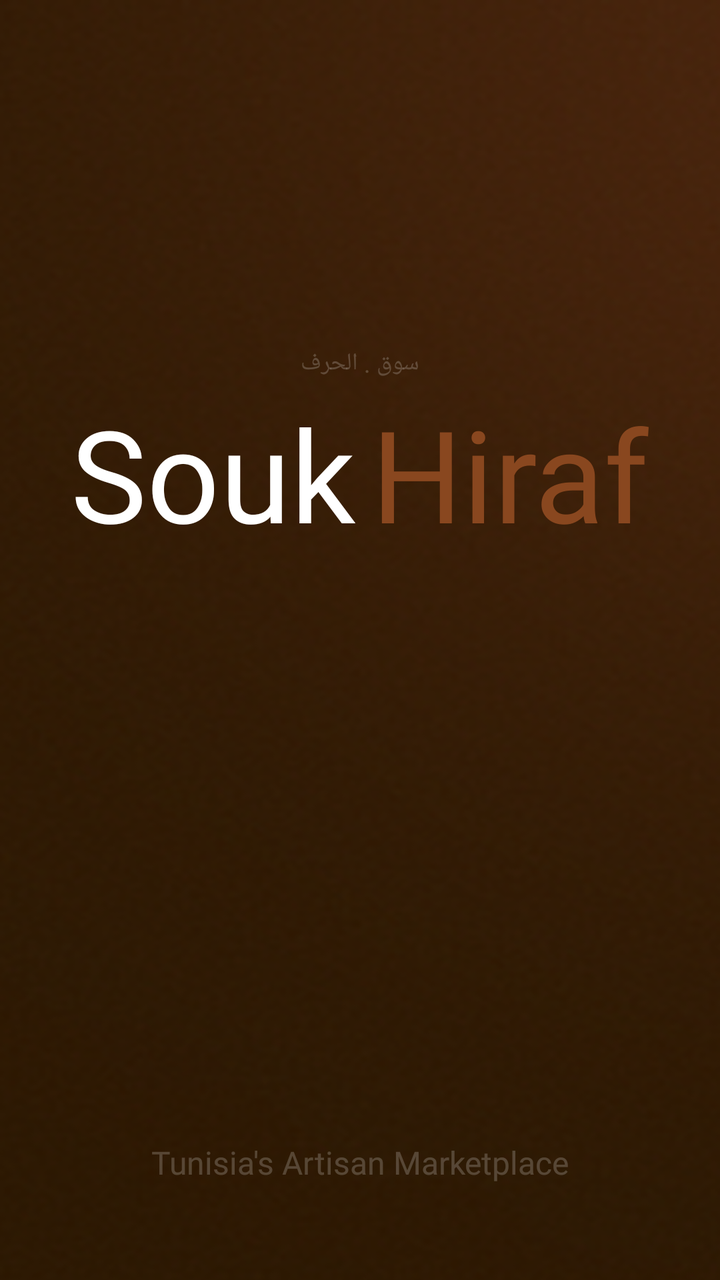
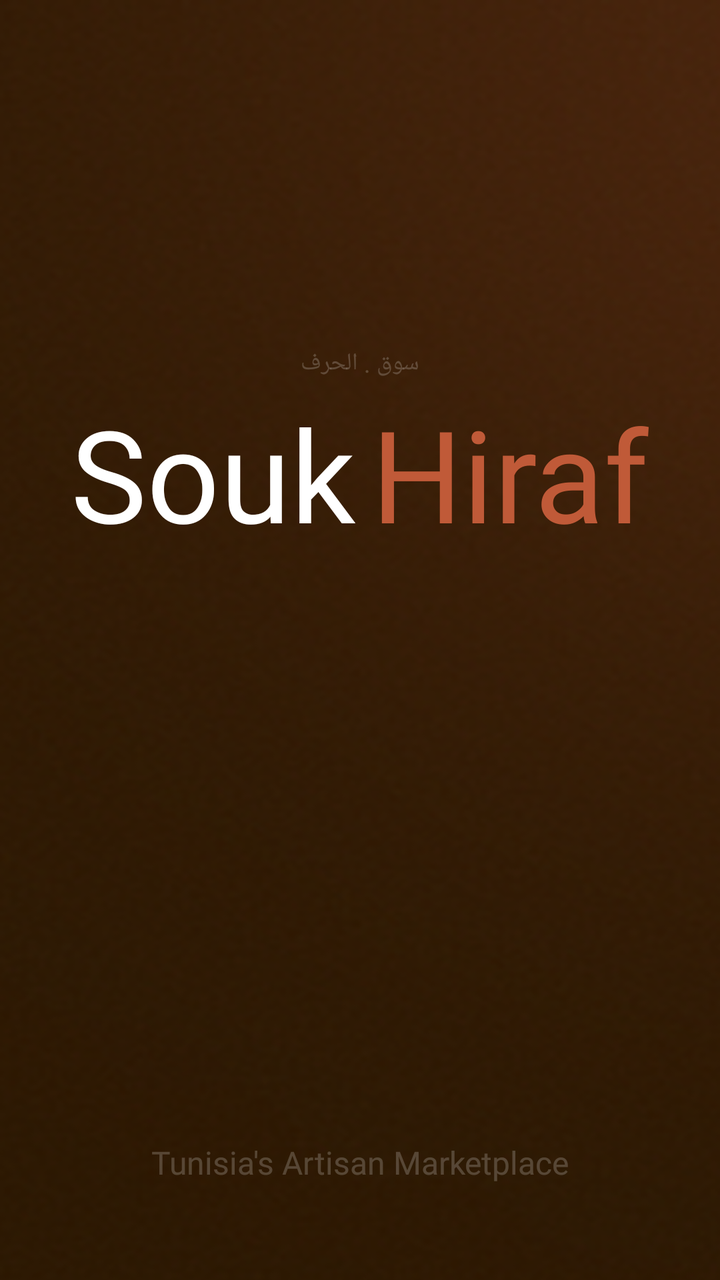

Compare the two renders of this Android layout. The source of the first and the diff that turns it into the second are given below.
<!-- AndroidManifest.xml: application theme Theme.MyApplication -->
<!-- res/layout/activity_loading_screen.xml -->
<?xml version="1.0" encoding="utf-8"?>
<androidx.constraintlayout.widget.ConstraintLayout xmlns:android="http://schemas.android.com/apk/res/android"
    xmlns:app="http://schemas.android.com/apk/res-auto"
    xmlns:tools="http://schemas.android.com/tools"
    android:id="@+id/main"
    android:layout_width="match_parent"
    android:layout_height="match_parent"
    tools:context=".LoadingScreen">

    <ImageView
        android:id="@+id/imageView3"
        android:layout_width="match_parent"
        android:layout_height="match_parent"
        android:background="@drawable/loading_background"
        android:contentDescription="@string/loadingbackground"
        android:scaleType="centerCrop"
        app:layout_constraintBottom_toBottomOf="parent"
        app:layout_constraintEnd_toEndOf="parent"
        app:layout_constraintStart_toStartOf="parent"
        app:layout_constraintTop_toTopOf="parent" />

    <androidx.constraintlayout.widget.Guideline
        android:id="@+id/guideline_vertical"
        android:layout_width="wrap_content"
        android:layout_height="wrap_content"
        android:orientation="vertical"
        app:layout_constraintGuide_percent="0.5" />

    <LinearLayout
        android:id="@+id/title_group"
        android:layout_width="wrap_content"
        android:layout_height="wrap_content"
        android:orientation="horizontal"
        android:gravity="center_vertical|center_horizontal"
        app:layout_constraintBottom_toBottomOf="parent"
        app:layout_constraintEnd_toEndOf="parent"
        app:layout_constraintStart_toStartOf="parent"
        app:layout_constraintTop_toTopOf="parent"
        app:layout_constraintVertical_bias="0.35">

        <TextView
            android:id="@+id/textView"
            android:layout_width="wrap_content"
            android:layout_height="wrap_content"
            android:layout_marginEnd="8dp"
            android:fontFamily="@font/cormorant_garamond_italic"
            android:text="@string/souk"
            android:textColor="@color/white"
            android:textSize="64sp" />

        <TextView
            android:id="@+id/textView2"
            android:layout_width="wrap_content"
            android:layout_height="wrap_content"
            android:fontFamily="@font/cormorant_garamond_italic"
            android:text="@string/hiraf"
            android:textColor="@color/secondary"
            android:textSize="64sp" />
    </LinearLayout>

    <TextView
        android:id="@+id/textView3"
        android:layout_width="wrap_content"
        android:layout_height="wrap_content"
        android:layout_marginBottom="4dp"
        android:alpha="0.2"
        android:fontFamily="@font/tajawal_regular"
        android:text="@string/soukHiraf"
        android:textColor="@color/white"
        android:textSize="12sp"
        app:layout_constraintBottom_toTopOf="@+id/title_group"
        app:layout_constraintEnd_toEndOf="parent"
        app:layout_constraintStart_toStartOf="parent" />

    <TextView
        android:id="@+id/textView4"
        android:layout_width="wrap_content"
        android:layout_height="wrap_content"
        android:layout_marginBottom="48dp"
        android:alpha="0.2"
        android:fontFamily="@font/cormorant_garamond_regular"
        android:text="@string/tunisia_s_artisan_marketplace"
        android:textColor="@color/white"
        android:textSize="16sp"
        app:layout_constraintBottom_toBottomOf="parent"
        app:layout_constraintEnd_toEndOf="parent"
        app:layout_constraintStart_toStartOf="parent" />

</androidx.constraintlayout.widget.ConstraintLayout>
<!-- resources referenced by this layout -->
<resources>
  <color name="secondary">#89471F</color>
  <color name="white">#FFFFFFFF</color>
  <!-- drawable loading_background: png bitmap (drawable, 207732 bytes) -->
  <string name="hiraf">Hiraf</string>
  <string name="loadingbackground">loadingBackground</string>
  <string name="souk">Souk</string>
  <string name="soukHiraf">سوق . الحرف</string>
  <string name="tunisia_s_artisan_marketplace">Tunisia\'s Artisan Marketplace</string>
  <style name="Theme.MyApplication" parent="Base.Theme.MyApplication" />
  <style name="Base.Theme.MyApplication" parent="Theme.Material3.DayNight.NoActionBar">
          
          
      </style>
</resources>

<!-- the commit's change to res/layout/activity_loading_screen.xml (unified diff, before → after) -->
@@ -16,8 +16,10 @@
         android:scaleType="centerCrop"
         app:layout_constraintBottom_toBottomOf="parent"
         app:layout_constraintEnd_toEndOf="parent"
+        app:layout_constraintHorizontal_bias="0.0"
         app:layout_constraintStart_toStartOf="parent"
-        app:layout_constraintTop_toTopOf="parent" />
+        app:layout_constraintTop_toTopOf="parent"
+        app:layout_constraintVertical_bias="0.0" />
 
     <androidx.constraintlayout.widget.Guideline
         android:id="@+id/guideline_vertical"
@@ -54,7 +56,7 @@
             android:layout_height="wrap_content"
             android:fontFamily="@font/cormorant_garamond_italic"
             android:text="@string/hiraf"
-            android:textColor="@color/secondary"
+            android:textColor="@color/primary"
             android:textSize="64sp" />
     </LinearLayout>
 
<!-- resource entries referenced after the edit -->
@@ -1,6 +1,6 @@
 <!-- resources referenced by this layout -->
 <resources>
-  <color name="secondary">#89471F</color>
+  <color name="primary">#C05A38</color>
   <color name="white">#FFFFFFFF</color>
   <!-- drawable loading_background: png bitmap (drawable, 207732 bytes) -->
   <string name="hiraf">Hiraf</string>
